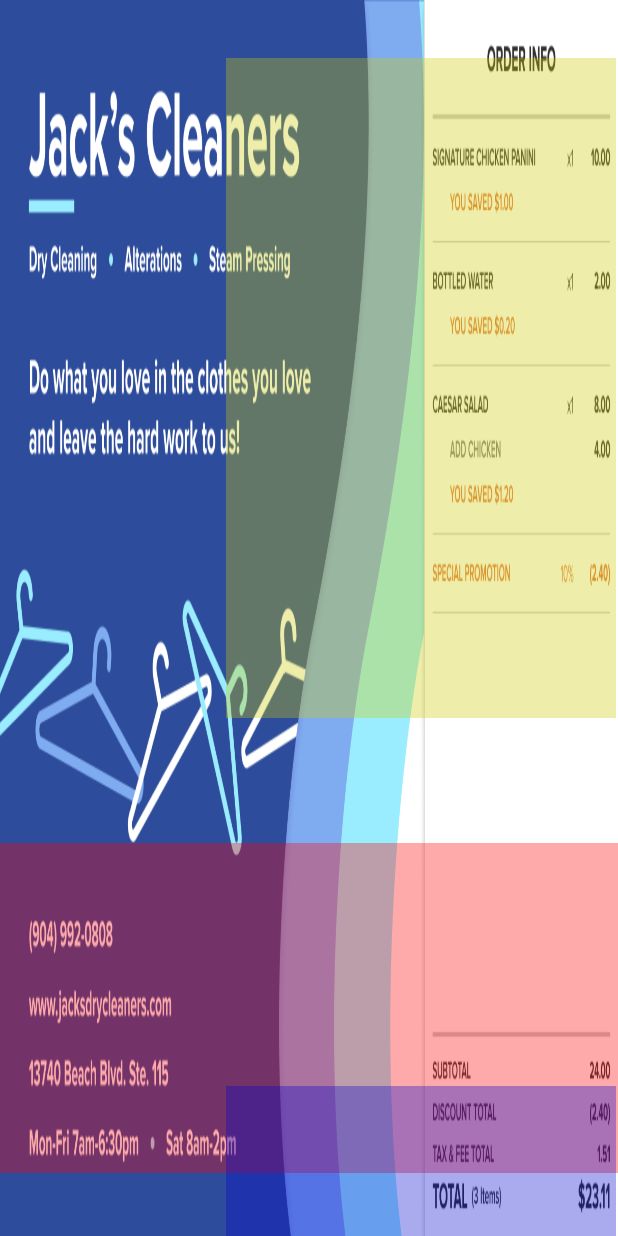
After one commit to HelloImKevo/AndroidPresentationDisplayDemo, an Android app: the layout overlay_customer_order_total.xml on its own in the app's theme, with its tools: preview values and no code run, on a phone screen of 412 x 824 dp. The commit adds this screen. Run offline under Robolectric (Android 15) with nearby library versions, the phone set to English and light mode, and no system bars.

Commit message:
Add updated static screens and implement interactive hotspot overlays (#13)
Description:
Add updated static screens from the Product team and some interactive overlay
components that allows you to click on some of the screens to view an easter
egg Snackbar.

Related Issue(s):
https://gpproduct.atlassian.net/browse/PPA-9661

```diff
--- /dev/null
+++ b/app/src/main/res/layout/overlay_customer_order_total.xml
@@ -0,0 +1,76 @@
+<?xml version="1.0" encoding="utf-8"?>
+<androidx.constraintlayout.widget.ConstraintLayout xmlns:android="http://schemas.android.com/apk/res/android"
+    xmlns:app="http://schemas.android.com/apk/res-auto"
+    xmlns:tools="http://schemas.android.com/tools"
+    android:id="@+id/container"
+    android:layout_width="match_parent"
+    android:layout_height="match_parent"
+    tools:background="@drawable/example_screen_customer_order_total_2">
+
+    <View
+        android:id="@+id/image_right_panel"
+        android:layout_width="324dp"
+        android:layout_height="match_parent"
+        app:layout_constraintBottom_toBottomOf="parent"
+        app:layout_constraintEnd_toEndOf="parent"
+        app:layout_constraintTop_toTopOf="parent" />
+
+    <!-- TODO: Either hide this when irrelevant slides are shown, or remove it altogether -->
+    <androidx.appcompat.widget.LinearLayoutCompat
+        android:layout_width="wrap_content"
+        android:layout_height="wrap_content"
+        android:gravity="center_horizontal"
+        android:orientation="vertical"
+        app:layout_constraintBottom_toBottomOf="parent"
+        app:layout_constraintEnd_toStartOf="@id/image_right_panel"
+        app:layout_constraintStart_toStartOf="parent"
+        app:layout_constraintTop_toTopOf="parent"
+        app:layout_constraintVertical_bias="0.10">
+
+        <!-- Hidden for the on-site Demo -->
+        <TextView
+            android:id="@+id/second_screen_text_view"
+            android:layout_width="wrap_content"
+            android:layout_height="wrap_content"
+            android:text="Hi I'm the secondary screen!"
+            android:textSize="20dp"
+            android:textStyle="bold"
+            android:visibility="gone" />
+    </androidx.appcompat.widget.LinearLayoutCompat>
+
+    <View
+        android:id="@+id/btn_announcement"
+        android:layout_width="480dp"
+        android:layout_height="220dp"
+        app:layout_constraintBottom_toBottomOf="parent"
+        app:layout_constraintEnd_toEndOf="parent"
+        app:layout_constraintHorizontal_bias="0.10"
+        app:layout_constraintStart_toStartOf="parent"
+        app:layout_constraintTop_toTopOf="parent"
+        app:layout_constraintVertical_bias="0.93"
+        tools:background="#5f00" />
+
+    <View
+        android:id="@+id/btn_cart"
+        android:layout_width="260dp"
+        android:layout_height="440dp"
+        app:layout_constraintBottom_toBottomOf="parent"
+        app:layout_constraintEnd_toEndOf="parent"
+        app:layout_constraintHorizontal_bias="0.99"
+        app:layout_constraintStart_toStartOf="parent"
+        app:layout_constraintTop_toTopOf="parent"
+        app:layout_constraintVertical_bias="0.10"
+        tools:background="#5cc0" />
+
+    <View
+        android:id="@+id/btn_total"
+        android:layout_width="260dp"
+        android:layout_height="100dp"
+        app:layout_constraintBottom_toBottomOf="parent"
+        app:layout_constraintEnd_toEndOf="parent"
+        app:layout_constraintHorizontal_bias="0.99"
+        app:layout_constraintStart_toStartOf="parent"
+        app:layout_constraintTop_toTopOf="parent"
+        app:layout_constraintVertical_bias="1.0"
+        tools:background="#500c" />
+</androidx.constraintlayout.widget.ConstraintLayout>
```
Also changed, not shown: app/src/main/java/com/kevo/displaydemo/ui/secondarydisplay/Overlays.kt (added, +122 -0 lines), app/src/main/java/com/kevo/displaydemo/ui/secondarydisplay/SimplePresentationFragment.kt (+36 -19 lines), app/src/main/java/com/kevo/displaydemo/ui/slideshow/SlideItem.kt (+5 -3 lines), app/src/main/res/layout/customer_presentation_screen.xml (+30 -70 lines), app/src/main/res/layout/overlay_loyalty_phone.xml (added, +33 -0 lines), app/src/main/res/layout/overlay_receipt_selection.xml (added, +57 -0 lines), app/src/main/res/drawable/example_screen_customer_order_total_2.png (added), app/src/main/res/drawable/example_screen_customer_order_total_3.png (added), app/src/main/res/drawable/example_screen_customer_order_total_4.png (added), app/src/main/res/drawable/example_screen_receipt_selection.png, app/src/main/res/drawable/example_screen_visa_tap_pay.png (added).
